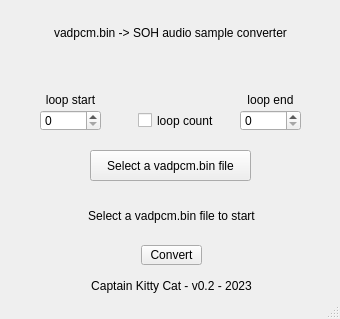
Above: vadpcmToSample.ui from Captainkittyca2/vadpcmbin-To-SoHAudioSample before the change. Below: the same form after it.
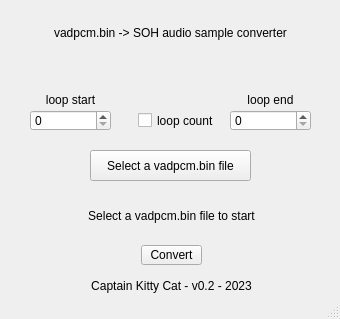
That is the form after the change.

Patch:
```diff
--- a/vadpcmToSample.ui
+++ b/vadpcmToSample.ui
@@ -58,9 +58,9 @@
     </property>
     <property name="geometry">
      <rect>
-      <x>240</x>
+      <x>230</x>
       <y>110</y>
-      <width>61</width>
+      <width>81</width>
       <height>21</height>
      </rect>
     </property>
@@ -68,7 +68,7 @@
      <string>modify how long the audio plays (default value is the whole thin)</string>
     </property>
     <property name="maximum">
-     <number>999999</number>
+     <number>9999999</number>
     </property>
     <property name="value">
      <number>0</number>
@@ -144,9 +144,9 @@
     </property>
     <property name="geometry">
      <rect>
-      <x>40</x>
+      <x>30</x>
       <y>110</y>
-      <width>61</width>
+      <width>81</width>
       <height>21</height>
      </rect>
     </property>
@@ -154,7 +154,7 @@
      <string>modify the point at which the audio resets to when it loops</string>
     </property>
     <property name="maximum">
-     <number>999999</number>
+     <number>9999999</number>
     </property>
     <property name="value">
      <number>0</number>
```
